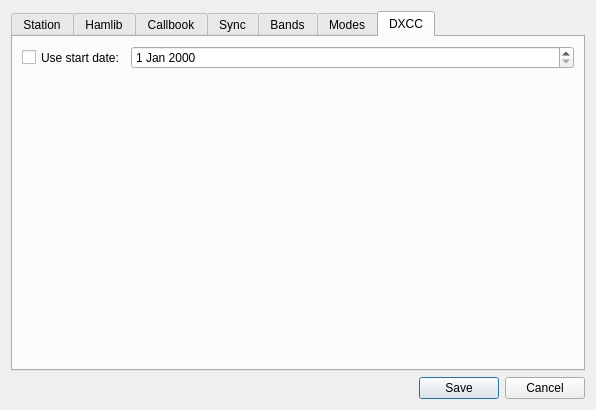
This is ui/SettingsDialog.ui in 7h0ma5/QLog as Qt 5 draws it before an edit. The edited form follows.
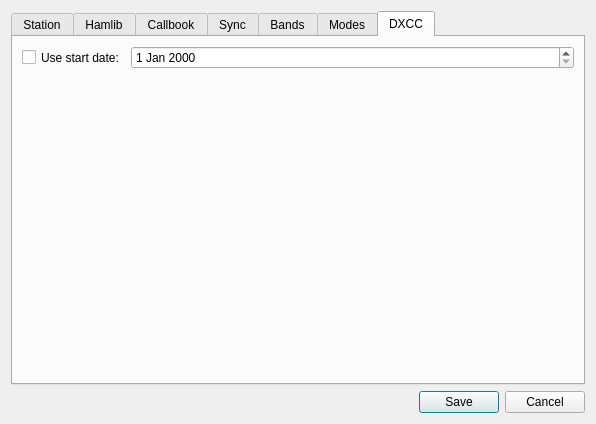
This is the edited form. The open tabs and pages were chosen to show the change.

What changed in the file:
```diff
--- a/ui/SettingsDialog.ui
+++ b/ui/SettingsDialog.ui
@@ -7,7 +7,7 @@
     <x>0</x>
     <y>0</y>
     <width>596</width>
-    <height>410</height>
+    <height>424</height>
    </rect>
   </property>
   <property name="windowTitle">
```
Left out of the diff: 2 changed lines with no effect on the pictures.
